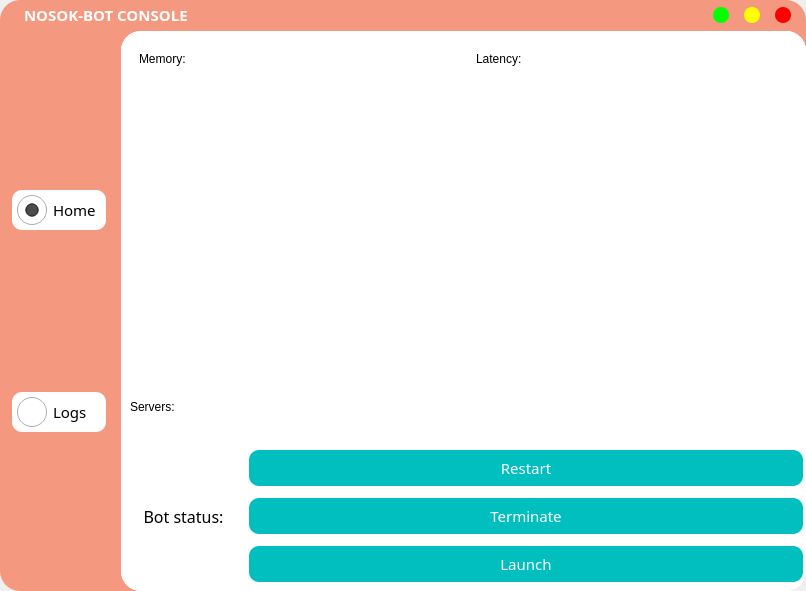
This is main.ui in l4blee/nosok-bot_console as Qt 5 draws it before an edit. The edited form follows.
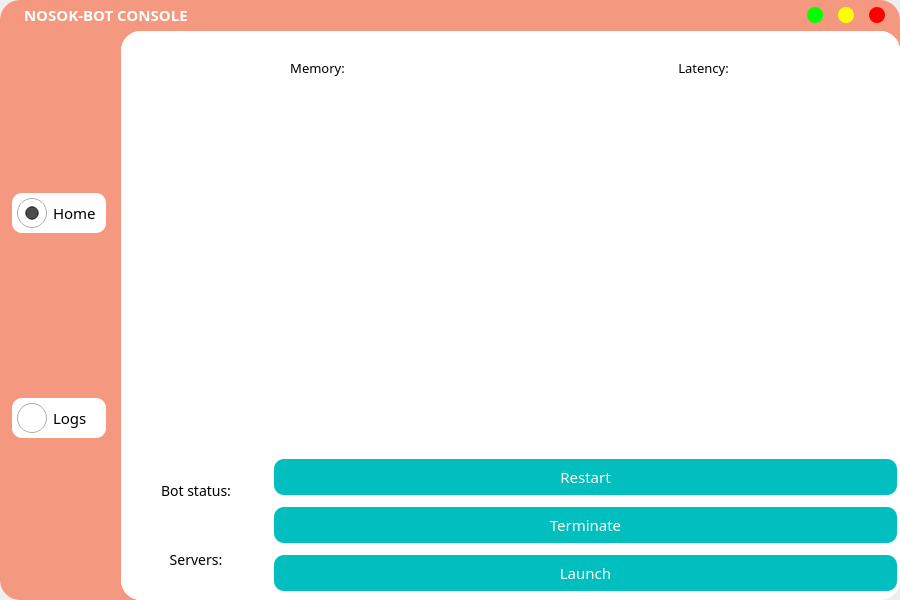
This is the edited form. Icons and pictures are not drawn.

What changed in the file:
```diff
--- a/main.ui
+++ b/main.ui
@@ -6,8 +6,8 @@
    <rect>
     <x>0</x>
     <y>0</y>
-    <width>806</width>
-    <height>591</height>
+    <width>900</width>
+    <height>600</height>
    </rect>
   </property>
   <property name="windowTitle">
@@ -88,7 +88,170 @@
         <property name="spacing">
          <number>0</number>
         </property>
-        <item row="1" column="1">
+        <item row="0" column="0" colspan="2">
+         <widget class="QFrame" name="variables">
+          <property name="frameShape">
+           <enum>QFrame::StyledPanel</enum>
+          </property>
+          <property name="frameShadow">
+           <enum>QFrame::Raised</enum>
+          </property>
+          <layout class="QGridLayout" name="gridLayout_4">
+           <property name="leftMargin">
+            <number>5</number>
+           </property>
+           <property name="topMargin">
+            <number>5</number>
+           </property>
+           <property name="rightMargin">
+            <number>5</number>
+           </property>
+           <property name="bottomMargin">
+            <number>5</number>
+           </property>
+           <property name="spacing">
+            <number>2</number>
+           </property>
+           <item row="0" column="1">
+            <widget class="QFrame" name="latency_frame">
+             <property name="frameShape">
+              <enum>QFrame::StyledPanel</enum>
+             </property>
+             <property name="frameShadow">
+              <enum>QFrame::Raised</enum>
+             </property>
+             <layout class="QGridLayout" name="gridLayout_6">
+              <property name="leftMargin">
+               <number>0</number>
+              </property>
+              <property name="topMargin">
+               <number>0</number>
+              </property>
+              <property name="rightMargin">
+               <number>0</number>
+              </property>
+              <property name="bottomMargin">
+               <number>0</number>
+              </property>
+              <property name="spacing">
+               <number>0</number>
+              </property>
+              <item row="0" column="0">
+               <widget class="QLabel" name="title_lat">
+                <property name="maximumSize">
+                 <size>
+                  <width>16777215</width>
+                  <height>20</height>
+                 </size>
+                </property>
+                <property name="font">
+                 <font>
+                  <family>Montserrat</family>
+                  <pointsize>10</pointsize>
+                 </font>
+                </property>
+                <property name="text">
+                 <string>Latency:</string>
+                </property>
+                <property name="alignment">
+                 <set>Qt::AlignBottom|Qt::AlignHCenter</set>
+                </property>
+               </widget>
+              </item>
+              <item row="1" column="0">
+               <widget class="QLabel" name="latency">
+                <property name="minimumSize">
+                 <size>
+                  <width>325</width>
+                  <height>325</height>
+                 </size>
+                </property>
+                <property name="maximumSize">
+                 <size>
+                  <width>290</width>
+                  <height>290</height>
+                 </size>
+                </property>
+                <property name="text">
+                 <string/>
+                </property>
+               </widget>
+              </item>
+             </layout>
+            </widget>
+           </item>
+           <item row="0" column="0">
+            <widget class="QFrame" name="memory_frame">
+             <property name="frameShape">
+              <enum>QFrame::StyledPanel</enum>
+             </property>
+             <property name="frameShadow">
+              <enum>QFrame::Raised</enum>
+             </property>
+             <layout class="QGridLayout" name="gridLayout_5">
+              <property name="leftMargin">
+               <number>0</number>
+              </property>
+              <property name="topMargin">
+               <number>0</number>
+              </property>
+              <property name="rightMargin">
+               <number>0</number>
+              </property>
+              <property name="bottomMargin">
+               <number>0</number>
+              </property>
+              <property name="spacing">
+               <number>0</number>
+              </property>
+              <item row="0" column="0">
+               <widget class="QLabel" name="title_mem">
+                <property name="maximumSize">
+                 <size>
+                  <width>16777215</width>
+                  <height>20</height>
+                 </size>
+                </property>
+                <property name="font">
+                 <font>
+                  <family>Montserrat</family>
+                  <pointsize>10</pointsize>
+                 </font>
+                </property>
+                <property name="text">
+                 <string>Memory:</string>
+                </property>
+                <property name="alignment">
+                 <set>Qt::AlignBottom|Qt::AlignHCenter</set>
+                </property>
+               </widget>
+              </item>
+              <item row="1" column="0">
+               <widget class="QLabel" name="memory">
+                <property name="minimumSize">
+                 <size>
+                  <width>325</width>
+                  <height>325</height>
+                 </size>
+                </property>
+                <property name="maximumSize">
+                 <size>
+                  <width>290</width>
+                  <height>290</height>
+                 </size>
+                </property>
+                <property name="text">
+                 <string/>
+                </property>
+               </widget>
+              </item>
+             </layout>
+            </widget>
+           </item>
+          </layout>
+         </widget>
+        </item>
+        <item row="2" column="1">
          <widget class="QWidget" name="controlBtns" native="true">
           <property name="maximumSize">
            <size>
@@ -139,11 +302,11 @@
           </layout>
          </widget>
         </item>
-        <item row="1" column="0">
-         <widget class="QLabel" name="status">
+        <item row="2" column="0">
+         <widget class="QFrame" name="infopanel">
           <property name="maximumSize">
            <size>
-            <width>125</width>
+            <width>150</width>
             <height>16777215</height>
            </size>
           </property>
@@ -154,103 +317,42 @@
            </font>
           </property>
           <property name="styleSheet">
-           <string notr="true"/>
+           <string notr="true">QLabel {
+	font-family: Montserrat;
+	font-size: 14px
+}</string>
           </property>
-          <property name="text">
-           <string>Bot status:</string>
-          </property>
-          <property name="textFormat">
-           <enum>Qt::PlainText</enum>
-          </property>
-          <property name="alignment">
-           <set>Qt::AlignCenter</set>
-          </property>
-         </widget>
-        </item>
-        <item row="0" column="0" colspan="2">
-         <widget class="QFrame" name="variables">
           <property name="frameShape">
            <enum>QFrame::StyledPanel</enum>
           </property>
           <property name="frameShadow">
            <enum>QFrame::Raised</enum>
           </property>
-          <layout class="QGridLayout" name="gridLayout_4">
-           <item row="0" column="1">
-            <widget class="QFrame" name="latency_frame">
-             <property name="frameShape">
-              <enum>QFrame::StyledPanel</enum>
+          <layout class="QVBoxLayout" name="verticalLayout_2">
+           <item>
+            <widget class="QLabel" name="status">
+             <property name="text">
+              <string>Bot status:</string>
              </property>
-             <property name="frameShadow">
-              <enum>QFrame::Raised</enum>
+             <property name="textFormat">
+              <enum>Qt::PlainText</enum>
              </property>
-             <layout class="QGridLayout" name="gridLayout_6">
-              <item row="0" column="0">
-               <widget class="QLabel" name="title_lat">
-                <property name="maximumSize">
-                 <size>
-                  <width>16777215</width>
-                  <height>20</height>
-                 </size>
-                </property>
-                <property name="text">
-                 <string>Latency:</string>
-                </property>
-               </widget>
-              </item>
-              <item row="1" column="0">
-               <widget class="QLabel" name="latency">
-                <property name="text">
-                 <string/>
-                </property>
-               </widget>
-              </item>
-             </layout>
-            </widget>
-           </item>
-           <item row="0" column="0">
-            <widget class="QFrame" name="memory_frame">
-             <property name="frameShape">
-              <enum>QFrame::StyledPanel</enum>
+             <property name="alignment">
+              <set>Qt::AlignCenter</set>
              </property>
-             <property name="frameShadow">
-              <enum>QFrame::Raised</enum>
-             </property>
-             <layout class="QGridLayout" name="gridLayout_5">
-              <item row="0" column="0">
-               <widget class="QLabel" name="title_mem">
-                <property name="maximumSize">
-                 <size>
-                  <width>16777215</width>
-                  <height>20</height>
-                 </size>
-                </property>
-                <property name="text">
-                 <string>Memory:</string>
-                </property>
-               </widget>
-              </item>
-              <item row="1" column="0">
-               <widget class="QLabel" name="memory">
-                <property name="text">
-                 <string/>
-                </property>
-               </widget>
-              </item>
-             </layout>
             </widget>
            </item>
-           <item row="1" column="0" colspan="2">
+           <item>
             <widget class="QLabel" name="servers">
-             <property name="maximumSize">
-              <size>
-               <width>16777215</width>
-               <height>50</height>
-              </size>
-             </property>
              <property name="text">
               <string>Servers:</string>
              </property>
+             <property name="textFormat">
+              <enum>Qt::PlainText</enum>
+             </property>
+             <property name="alignment">
+              <set>Qt::AlignCenter</set>
+             </property>
             </widget>
            </item>
           </layout>
```
